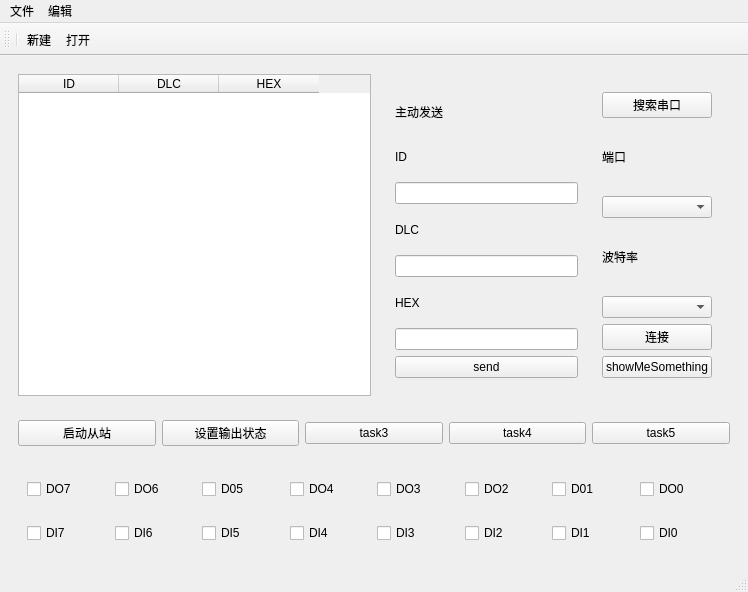
The window that mainwindow.ui (sgh579/myCANopenManager) describes before a commit, drawn with Qt 5.
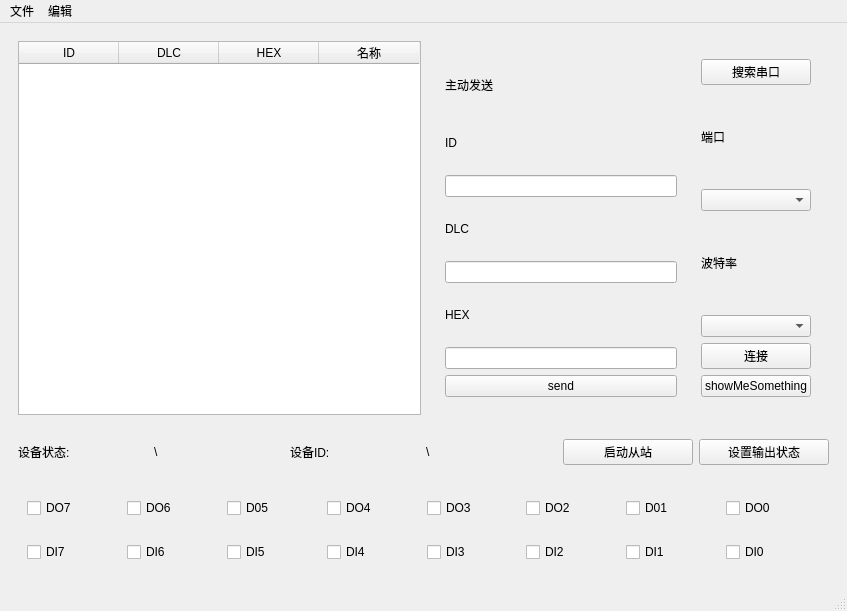
The same window after the commit.

What changed in the file:
```diff
--- a/mainwindow.ui
+++ b/mainwindow.ui
@@ -6,8 +6,8 @@
    <rect>
     <x>0</x>
     <y>0</y>
-    <width>748</width>
-    <height>592</height>
+    <width>847</width>
+    <height>611</height>
    </rect>
   </property>
   <property name="windowTitle">
@@ -35,6 +35,11 @@
            <string>HEX</string>
           </property>
          </column>
+         <column>
+          <property name="text">
+           <string>名称</string>
+          </property>
+         </column>
         </widget>
        </item>
        <item>
@@ -146,6 +151,34 @@
     <item>
      <widget class="QWidget" name="widget_7" native="true">
       <layout class="QHBoxLayout" name="horizontalLayout_4">
+       <item>
+        <widget class="QLabel" name="label_10">
+         <property name="text">
+          <string>设备状态:</string>
+         </property>
+        </widget>
+       </item>
+       <item>
+        <widget class="QLabel" name="label_4">
+         <property name="text">
+          <string>\</string>
+         </property>
+        </widget>
+       </item>
+       <item>
+        <widget class="QLabel" name="label_3">
+         <property name="text">
+          <string>设备ID:</string>
+         </property>
+        </widget>
+       </item>
+       <item>
+        <widget class="QLabel" name="label_2">
+         <property name="text">
+          <string>\</string>
+         </property>
+        </widget>
+       </item>
        <item>
         <widget class="QPushButton" name="pushButton_22">
          <property name="text">
@@ -160,27 +193,6 @@
          </property>
         </widget>
        </item>
-       <item>
-        <widget class="QPushButton" name="pushButton_20">
-         <property name="text">
-          <string>task3</string>
-         </property>
-        </widget>
-       </item>
-       <item>
-        <widget class="QPushButton" name="pushButton_19">
-         <property name="text">
-          <string>task4</string>
-         </property>
-        </widget>
-       </item>
-       <item>
-        <widget class="QPushButton" name="pushButton_18">
-         <property name="text">
-          <string>task5</string>
-         </property>
-        </widget>
-       </item>
       </layout>
      </widget>
     </item>
@@ -345,7 +357,7 @@
     <rect>
      <x>0</x>
      <y>0</y>
-     <width>748</width>
+     <width>847</width>
      <height>22</height>
     </rect>
    </property>
@@ -366,20 +378,6 @@
    <addaction name="menu_2"/>
   </widget>
   <widget class="QStatusBar" name="statusBar"/>
-  <widget class="QToolBar" name="toolBar">
-   <property name="windowTitle">
-    <string>toolBar</string>
-   </property>
-   <attribute name="toolBarArea">
-    <enum>TopToolBarArea</enum>
-   </attribute>
-   <attribute name="toolBarBreak">
-    <bool>false</bool>
-   </attribute>
-   <addaction name="separator"/>
-   <addaction name="actionnew"/>
-   <addaction name="actionopen"/>
-  </widget>
   <action name="actionnew">
    <property name="text">
     <string>新建</string>
```
